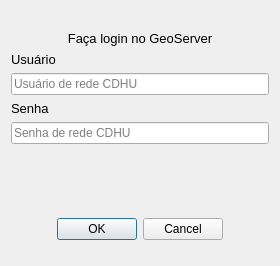
maviz991/qgis-geometadata-plugin, file geoserver_login_dialog_base.ui: the form before one commit.
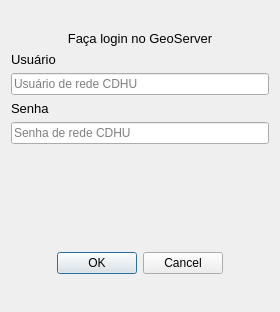
The form after the commit. Icons and pictures are not drawn.

Diff of the .ui file:
```diff
--- a/geoserver_login_dialog_base.ui
+++ b/geoserver_login_dialog_base.ui
@@ -7,7 +7,7 @@
     <x>0</x>
     <y>0</y>
     <width>280</width>
-    <height>266</height>
+    <height>312</height>
    </rect>
   </property>
   <property name="windowTitle">
```
Left out of the diff: 2 changed lines with no effect on the pictures.
